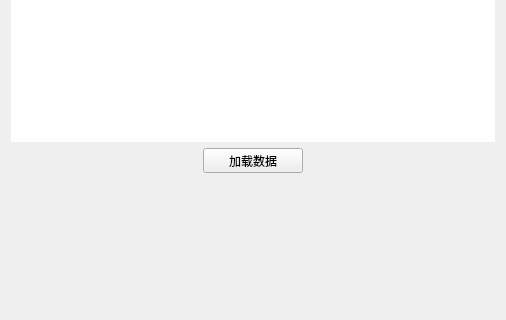
The window that src/FormPostprocessing.ui (Aiopr-bits/MAVES) describes before a commit, drawn with Qt 5; both pictures show x 0 to 506 and y 180 to 500 of the 506 by 584 pixel window.
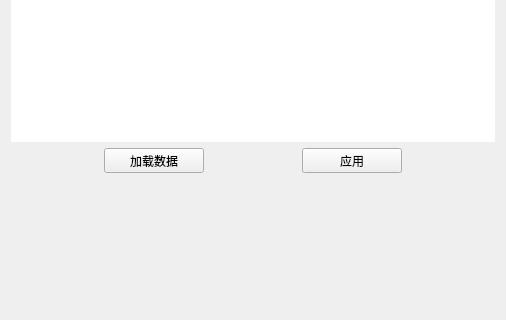
The same window after the commit. Icons and pictures are not drawn.

Commit message: feat：实现后处理子面板应用按钮的功能，能够查看任意时间，任意区域，任意物理量的云图

The edit to the form file:
```diff
--- a/src/FormPostprocessing.ui
+++ b/src/FormPostprocessing.ui
@@ -370,6 +370,38 @@
          </property>
         </spacer>
        </item>
+       <item>
+        <widget class="QPushButton" name="pushButton_2">
+         <property name="minimumSize">
+          <size>
+           <width>100</width>
+           <height>25</height>
+          </size>
+         </property>
+         <property name="maximumSize">
+          <size>
+           <width>16777215</width>
+           <height>25</height>
+          </size>
+         </property>
+         <property name="text">
+          <string>应用</string>
+         </property>
+        </widget>
+       </item>
+       <item>
+        <spacer name="horizontalSpacer_4">
+         <property name="orientation">
+          <enum>Qt::Horizontal</enum>
+         </property>
+         <property name="sizeHint" stdset="0">
+          <size>
+           <width>40</width>
+           <height>20</height>
+          </size>
+         </property>
+        </spacer>
+       </item>
       </layout>
      </item>
      <item>
```
The commit also changes 6 other files.
